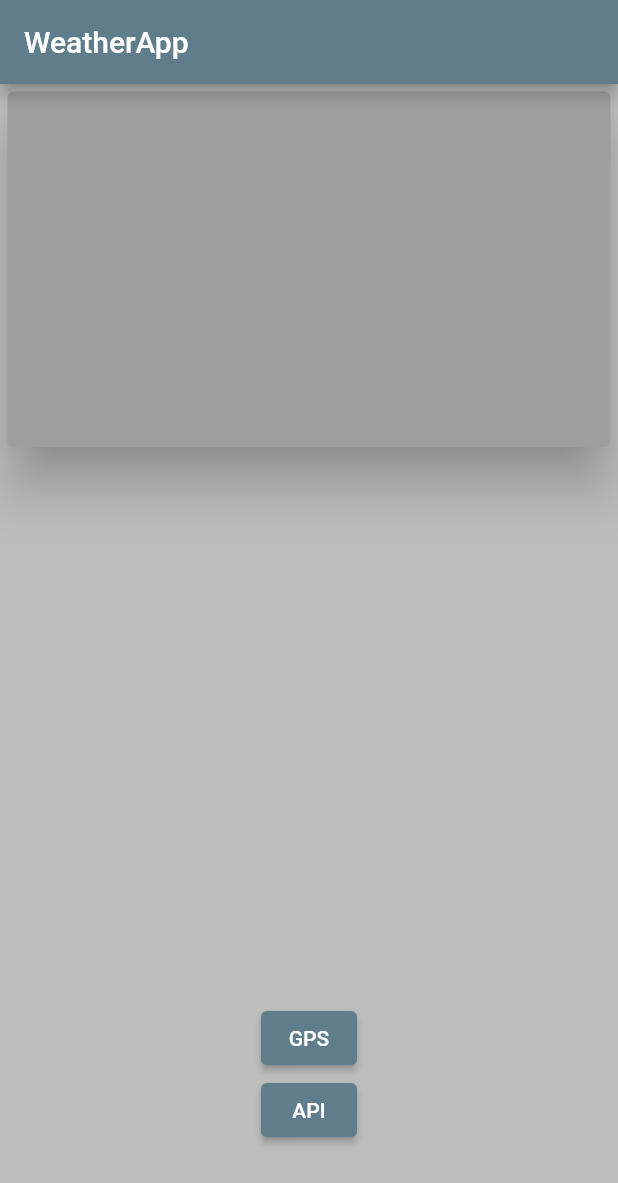
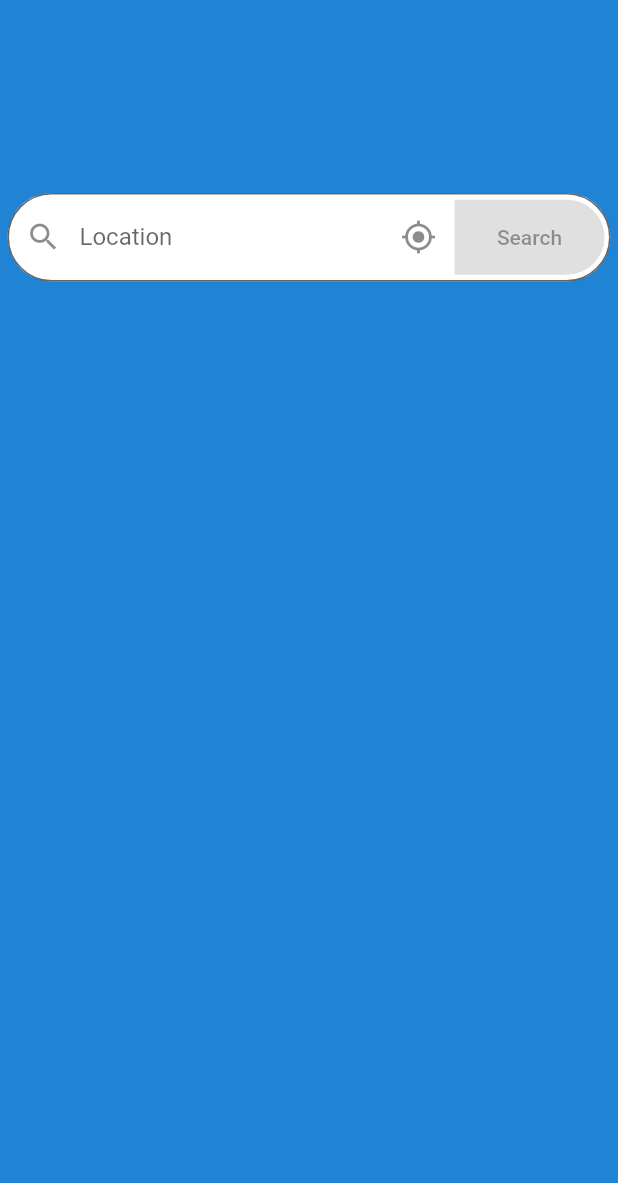
Before and after one commit to Oskar888/flutter-weather, a Flutter app: the screen it shows after launch, on a phone screen of 412 x 824 dp. Shown: the top 1183 px of the screen. Run offline on Flutter 3.47's test engine with Material 2 defaults, Android fonts, the phone set to English and light mode, and no system bars; our stand-ins replace geocoding, geolocator.

Commit message:
New UI and search by city or device location

```diff
--- a/lib/main.dart
+++ b/lib/main.dart
@@ -3,6 +3,8 @@ import 'dart:convert';
 import 'package:http/http.dart' as http;
 import 'package:geocoding/geocoding.dart';
 import 'package:geolocator/geolocator.dart';
+import './widgets/ActualWeather.dart';
+import './widgets/SearchBar.dart';
 
 void main() {
   runApp(const MyApp());
@@ -32,6 +34,8 @@ class MyHomePage extends StatefulWidget {
 }
 
 class _MyHomePageState extends State<MyHomePage> {
+  TextEditingController cityNameController = TextEditingController();
+  String adress = '';
   String? _currentAddress;
   Position? _currentPosition;
   Future<bool> _handleLocationPermission() async {
@@ -63,26 +67,13 @@ class _MyHomePageState extends State<MyHomePage> {
     return true;
   }
 
-  Future<void> _getCurrentPosition() async {
-    final hasPermission = await _handleLocationPermission();
-
-    if (!hasPermission) return;
-    await Geolocator.getCurrentPosition(desiredAccuracy: LocationAccuracy.high)
-        .then((Position position) {
-      setState(() => _currentPosition = position);
-      _getAddressFromLatLng(_currentPosition!);
-    }).catchError((e) {
-      debugPrint(e);
-    });
-  }
-
   Future<void> _getAddressFromLatLng(Position position) async {
     await placemarkFromCoordinates(
             _currentPosition!.latitude, _currentPosition!.longitude)
         .then((List<Placemark> placemarks) {
       Placemark place = placemarks[0];
       setState(() {
-        _currentAddress = '${place.subAdministrativeArea}';
+        adress = _currentAddress = '${place.subAdministrativeArea}';
       });
     }).catchError((e) {
       debugPrint(e);
@@ -95,68 +86,83 @@ class _MyHomePageState extends State<MyHomePage> {
   String temp = '';
   String city = '';
 
-  Future<void> gettingDataFromApi() async {
+  Future<void> gettingLiveDataFromApiByGps() async {
+    final hasPermission = await _handleLocationPermission();
+
+    if (!hasPermission) return;
+    await Geolocator.getCurrentPosition(desiredAccuracy: LocationAccuracy.high)
+        .then((Position position) {
+      setState(() => _currentPosition = position);
+      _getAddressFromLatLng(_currentPosition!);
+    }).catchError((e) {
+      debugPrint(e);
+    });
+
     String url =
         'https://api.openweathermap.org/data/2.5/weather?lat=${_currentPosition?.latitude}&lon=${_currentPosition?.longitude}&appid=$apiKey&units=metric';
+
     await http
         .get(Uri.parse(url))
         .then((value) => data = jsonDecode(value.body));
 
     double temperatura = data['main']['temp'];
     setState(() {
-      temp = '${temperatura.toStringAsFixed(0)}*C';
+      temp = '${temperatura.toStringAsFixed(0)}°C';
+    });
+    city = adress;
+  }
+
+  Future<void> gettingLiveDataFromApiByCity() async {
+    city = cityNameController.text;
+
+    String url =
+        'https://api.openweathermap.org/data/2.5/weather?q=$city&appid=$apiKey&units=metric';
+
+    await http
+        .get(Uri.parse(url))
+        .then((value) => data = jsonDecode(value.body));
+
+    double temperatura = data['main']['temp'];
+    setState(() {
+      temp = '${temperatura.toStringAsFixed(0)}°C';
+    });
+  }
+
+  Future<void> gettingForcecastDataFromApi() async {
+    String url =
+        'http://api.openweathermap.org/data/2.5/forecast?lat=${_currentPosition?.latitude}&lon=${_currentPosition?.longitude}&appid=$apiKey&units=metric';
+
+    await http
+        .get(Uri.parse(url))
+        .then((value) => data = jsonDecode(value.body));
+
+    double temperatura = data['main']['temp'];
+    setState(() {
+      temp = '${temperatura.toStringAsFixed(0)}°C';
     });
   }
 
   @override
   Widget build(BuildContext context) {
     return Scaffold(
-      backgroundColor: Colors.grey[400],
-      appBar: AppBar(
-        title: Text(widget.title),
-      ),
+      backgroundColor: const Color.fromARGB(255, 32, 131, 211),
       body: Column(
         children: [
           SizedBox(
-            height: MediaQuery.of(context).size.height * 0.3,
+            height: MediaQuery.of(context).size.height * 0.15,
+          ),
+          SizedBox(
+              height: MediaQuery.of(context).size.height * 0.15,
+              child: Searchbar(cityNameController, gettingLiveDataFromApiByCity,
+                  gettingLiveDataFromApiByGps)),
+          SizedBox(
+            height: MediaQuery.of(context).size.height * 0.5,
             width: double.infinity,
-            child: Card(
-              margin: const EdgeInsets.all(5),
-              elevation: 15,
-              color: Colors.grey[500],
-              child: Column(
-                children: [
-                  const SizedBox(height: 20),
-                  Text(
-                      style: const TextStyle(fontSize: 40),
-                      _currentAddress ?? ''),
-                  Container(
-                    child: data == null
-                        ? const Text('')
-                        : Image.network(
-                            'https://openweathermap.org/img/wn/${data['weather'][0]['icon']}@2x.png',
-                          ),
-                  ),
-                  Text(style: const TextStyle(fontSize: 20), temp),
-                  const SizedBox(height: 20),
-                ],
-              ),
-            ),
+            child: ActualWeather(city, data, temp),
           ),
-          Expanded(
-            child: Column(
-              mainAxisAlignment: MainAxisAlignment.end,
-              children: [
-                ElevatedButton(
-                    onPressed: _getCurrentPosition, child: const Text('GPS')),
-                ElevatedButton(
-                    onPressed: gettingDataFromApi, child: const Text('API'))
-              ],
-            ),
+          SizedBox(
+            height: MediaQuery.of(context).size.height * 0.2,
           ),
-          const SizedBox(
-            height: 60,
-          )
         ],
       ),
     );
--- /dev/null
+++ b/lib/widgets/ActualWeather.dart
@@ -0,0 +1,32 @@
+import 'package:flutter/material.dart';
+import './SearchBar.dart';
+
+class ActualWeather extends StatelessWidget {
+  String? currentAddress;
+  dynamic data;
+  String temp;
+
+  ActualWeather(this.currentAddress, this.data, this.temp, {super.key});
+
+  @override
+  Widget build(BuildContext context) {
+    return Column(
+      children: [
+        const SizedBox(height: 20),
+        Text(
+            style: const TextStyle(fontSize: 40, color: Colors.white),
+            currentAddress ?? ''),
+        Container(
+          child: data == null
+              ? const Text('')
+              : Image.network(
+                  'https://openweathermap.org/img/wn/${data['weather'][0]['icon']}@2x.png',
+                ),
+        ),
+        const SizedBox(height: 20),
+        Text(style: const TextStyle(fontSize: 45, color: Colors.white), temp),
+        const SizedBox(height: 20),
+      ],
+    );
+  }
+}
--- /dev/null
+++ b/lib/widgets/SearchBar.dart
@@ -0,0 +1,75 @@
+import 'package:flutter/material.dart';
+
+class Searchbar extends StatefulWidget {
+  TextEditingController controller;
+  dynamic searchOnPressed;
+  Function gpsOnPressed;
+
+  Searchbar(this.controller, this.searchOnPressed, this.gpsOnPressed,
+      {super.key});
+
+  @override
+  State<Searchbar> createState() => _SearchbarState();
+}
+
+class _SearchbarState extends State<Searchbar> {
+  bool isButtonActive = false;
+
+  @override
+  void initState() {
+    widget.controller.addListener(() {
+      isButtonActive = widget.controller.text.isNotEmpty;
+      setState(() => isButtonActive = isButtonActive);
+    });
+    super.initState();
+  }
+
+  @override
+  void dispose() {
+    widget.controller;
+    super.dispose();
+  }
+
+  @override
+  Widget build(BuildContext context) {
+    return Padding(
+      padding: const EdgeInsets.all(5),
+      child: TextField(
+        controller: widget.controller,
+        decoration: InputDecoration(
+          filled: true,
+          fillColor: Colors.white,
+          prefixIcon: const Icon(Icons.search),
+          hintText: "Location",
+          border: OutlineInputBorder(
+            borderRadius: BorderRadius.circular(30),
+          ),
+          suffixIcon: Row(
+              mainAxisAlignment: MainAxisAlignment.end,
+              mainAxisSize: MainAxisSize.min,
+              children: <Widget>[
+                IconButton(
+                    onPressed: (() => [widget.gpsOnPressed()]),
+                    icon: const Icon(Icons.gps_fixed)),
+                ElevatedButton(
+                  style: ElevatedButton.styleFrom(
+                    minimumSize: const Size(100, 50),
+                    backgroundColor: Colors.red,
+                    shape: const RoundedRectangleBorder(
+                      borderRadius: BorderRadius.only(
+                          topRight: Radius.circular(30),
+                          bottomRight: Radius.circular(30)),
+                    ),
+                  ),
+                  onPressed: isButtonActive ? widget.searchOnPressed : null,
+                  child: const Text("Search"),
+                ),
+                const SizedBox(
+                  width: 4,
+                ),
+              ]),
+        ),
+      ),
+    );
+  }
+}
```
Also changed, not shown: 1 other file.
